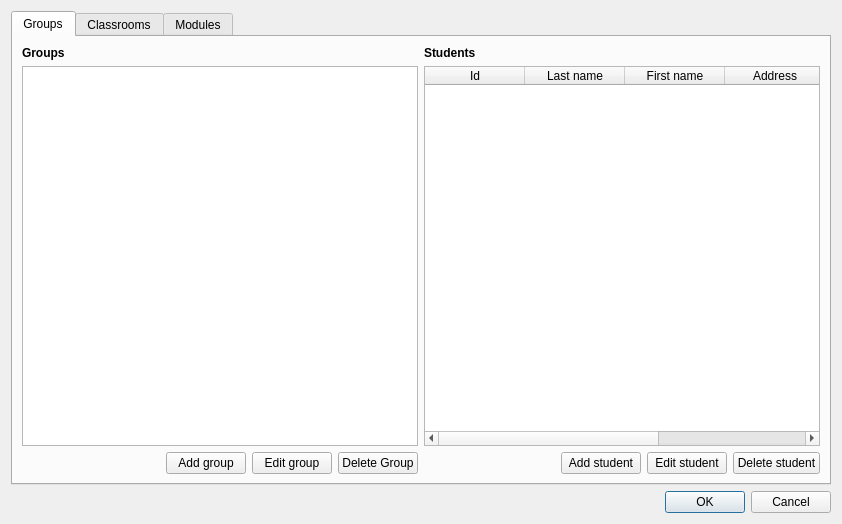
Before: the Qt Designer form Gui/WindowAdministrator.ui in JeanCoquet/Zebulon, drawn with Qt 5.
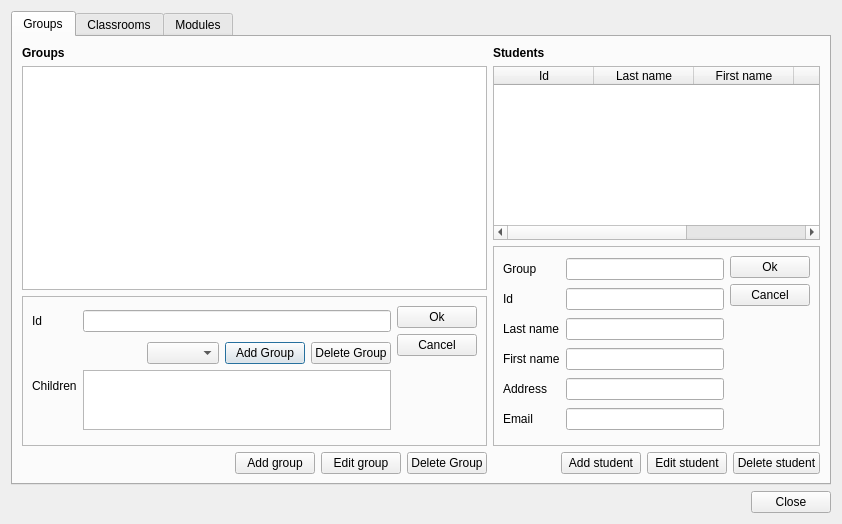
After: the same form once the commit is applied. The open tabs and pages were chosen to show the change.

The edit to the form file:
```diff
--- a/Gui/WindowAdministrator.ui
+++ b/Gui/WindowAdministrator.ui
@@ -6,7 +6,7 @@
    <rect>
     <x>0</x>
     <y>0</y>
-    <width>824</width>
+    <width>842</width>
     <height>524</height>
    </rect>
   </property>
@@ -45,6 +45,130 @@
          <item>
           <widget class="QListWidget" name="listWidgetGroups"/>
          </item>
+         <item>
+          <widget class="QFrame" name="frameEditGroup">
+           <property name="minimumSize">
+            <size>
+             <width>465</width>
+             <height>150</height>
+            </size>
+           </property>
+           <property name="maximumSize">
+            <size>
+             <width>465</width>
+             <height>150</height>
+            </size>
+           </property>
+           <property name="frameShape">
+            <enum>QFrame::StyledPanel</enum>
+           </property>
+           <property name="frameShadow">
+            <enum>QFrame::Raised</enum>
+           </property>
+           <layout class="QHBoxLayout" name="horizontalLayout_12">
+            <item>
+             <layout class="QGridLayout" name="gridLayout_3">
+              <item row="0" column="0">
+               <widget class="QLabel" name="label_13">
+                <property name="text">
+                 <string>Id</string>
+                </property>
+               </widget>
+              </item>
+              <item row="0" column="1">
+               <widget class="QLineEdit" name="lineEditIdGroup"/>
+              </item>
+              <item row="1" column="1">
+               <layout class="QVBoxLayout" name="verticalLayout_11">
+                <item>
+                 <layout class="QHBoxLayout" name="horizontalLayout_14">
+                  <item>
+                   <spacer name="horizontalSpacer_8">
+                    <property name="orientation">
+                     <enum>Qt::Horizontal</enum>
+                    </property>
+                    <property name="sizeHint" stdset="0">
+                     <size>
+                      <width>40</width>
+                      <height>20</height>
+                     </size>
+                    </property>
+                   </spacer>
+                  </item>
+                  <item>
+                   <widget class="QComboBox" name="comboBoxChildrenGroup"/>
+                  </item>
+                  <item>
+                   <widget class="QPushButton" name="buttonAddChildrenGroup">
+                    <property name="text">
+                     <string>Add Group</string>
+                    </property>
+                   </widget>
+                  </item>
+                  <item>
+                   <widget class="QPushButton" name="buttonDeleteChildrenGroup">
+                    <property name="text">
+                     <string>Delete Group</string>
+                    </property>
+                   </widget>
+                  </item>
+                 </layout>
+                </item>
+                <item>
+                 <widget class="QListWidget" name="listWidgetChildrenGroup">
+                  <property name="maximumSize">
+                   <size>
+                    <width>16777215</width>
+                    <height>60</height>
+                   </size>
+                  </property>
+                 </widget>
+                </item>
+               </layout>
+              </item>
+              <item row="1" column="0">
+               <widget class="QLabel" name="label_14">
+                <property name="text">
+                 <string>Children</string>
+                </property>
+               </widget>
+              </item>
+             </layout>
+            </item>
+            <item>
+             <layout class="QVBoxLayout" name="verticalLayout_10">
+              <item>
+               <widget class="QPushButton" name="buttonOkEditGroup">
+                <property name="text">
+                 <string>Ok</string>
+                </property>
+               </widget>
+              </item>
+              <item>
+               <widget class="QPushButton" name="buttonCancelEditGroup">
+                <property name="text">
+                 <string>Cancel</string>
+                </property>
+               </widget>
+              </item>
+              <item>
+               <spacer name="verticalSpacer_3">
+                <property name="orientation">
+                 <enum>Qt::Vertical</enum>
+                </property>
+                <property name="sizeHint" stdset="0">
+                 <size>
+                  <width>20</width>
+                  <height>40</height>
+                 </size>
+                </property>
+               </spacer>
+              </item>
+             </layout>
+            </item>
+           </layout>
+          </widget>
+         </item>
          <item>
           <layout class="QHBoxLayout" name="horizontalLayout_2">
            <item>
@@ -150,6 +274,125 @@
            </column>
           </widget>
          </item>
+         <item>
+          <widget class="QFrame" name="frame">
+           <property name="minimumSize">
+            <size>
+             <width>0</width>
+             <height>200</height>
+            </size>
+           </property>
+           <property name="maximumSize">
+            <size>
+             <width>16777215</width>
+             <height>200</height>
+            </size>
+           </property>
+           <property name="frameShape">
+            <enum>QFrame::StyledPanel</enum>
+           </property>
+           <property name="frameShadow">
+            <enum>QFrame::Raised</enum>
+           </property>
+           <layout class="QHBoxLayout" name="horizontalLayout_15">
+            <item>
+             <layout class="QGridLayout" name="gridLayout_4">
+              <item row="1" column="0">
+               <widget class="QLabel" name="label_15">
+                <property name="text">
+                 <string>Group</string>
+                </property>
+               </widget>
+              </item>
+              <item row="2" column="0">
+               <widget class="QLabel" name="label_16">
+                <property name="text">
+                 <string>Id</string>
+                </property>
+               </widget>
+              </item>
+              <item row="3" column="0">
+               <widget class="QLabel" name="label_17">
+                <property name="text">
+                 <string>Last name</string>
+                </property>
+               </widget>
+              </item>
+              <item row="4" column="0">
+               <widget class="QLabel" name="label_18">
+                <property name="text">
+                 <string>First name</string>
+                </property>
+               </widget>
+              </item>
+              <item row="5" column="0">
+               <widget class="QLabel" name="label_19">
+                <property name="text">
+                 <string>Address</string>
+                </property>
+               </widget>
+              </item>
+              <item row="6" column="0">
+               <widget class="QLabel" name="label_20">
+                <property name="text">
+                 <string>Email</string>
+                </property>
+               </widget>
+              </item>
+              <item row="1" column="1">
+               <widget class="QLineEdit" name="lineEditGroupStudent"/>
+              </item>
+              <item row="2" column="1">
+               <widget class="QLineEdit" name="lineEditIdStudent"/>
+              </item>
+              <item row="3" column="1">
+               <widget class="QLineEdit" name="lineEditLastNameStudent"/>
+              </item>
+              <item row="4" column="1">
+               <widget class="QLineEdit" name="lineEditFirstNameStudent"/>
+              </item>
+              <item row="5" column="1">
+               <widget class="QLineEdit" name="lineEditAddressStudent"/>
+              </item>
+              <item row="6" column="1">
+               <widget class="QLineEdit" name="lineEditEmailStudent"/>
+              </item>
+             </layout>
+            </item>
+            <item>
+             <layout class="QVBoxLayout" name="verticalLayout_12">
+              <item>
+               <widget class="QPushButton" name="buttonOkEditStudent">
+                <property name="text">
+                 <string>Ok</string>
+                </property>
+               </widget>
+              </item>
+              <item>
+               <widget class="QPushButton" name="buttonCancelStudent">
+                <property name="text">
+                 <string>Cancel</string>
+                </property>
+               </widget>
+              </item>
+              <item>
+               <spacer name="verticalSpacer_4">
+                <property name="orientation">
+                 <enum>Qt::Vertical</enum>
+                </property>
+                <property name="sizeHint" stdset="0">
+                 <size>
+                  <width>20</width>
+                  <height>40</height>
+                 </size>
+                </property>
+               </spacer>
+              </item>
+             </layout>
+            </item>
+           </layout>
+          </widget>
+         </item>
          <item>
           <layout class="QHBoxLayout" name="horizontalLayout_3">
            <item>
@@ -792,14 +1035,28 @@
     </widget>
    </item>
    <item>
-    <widget class="QDialogButtonBox" name="buttonBox">
-     <property name="orientation">
-      <enum>Qt::Horizontal</enum>
-     </property>
-     <property name="standardButtons">
-      <set>QDialogButtonBox::Cancel|QDialogButtonBox::Ok</set>
-     </property>
-    </widget>
+    <layout class="QHBoxLayout" name="horizontalLayout_11">
+     <item>
+      <spacer name="horizontalSpacer_7">
+       <property name="orientation">
+        <enum>Qt::Horizontal</enum>
+       </property>
+       <property name="sizeHint" stdset="0">
+        <size>
+         <width>40</width>
+         <height>20</height>
+        </size>
+       </property>
+      </spacer>
+     </item>
+     <item>
+      <widget class="QPushButton" name="buttonClose">
+       <property name="text">
+        <string>Close</string>
+       </property>
+      </widget>
+     </item>
+    </layout>
    </item>
   </layout>
  </widget>
```
Left out of the diff: 68 changed lines with no effect on the pictures.
